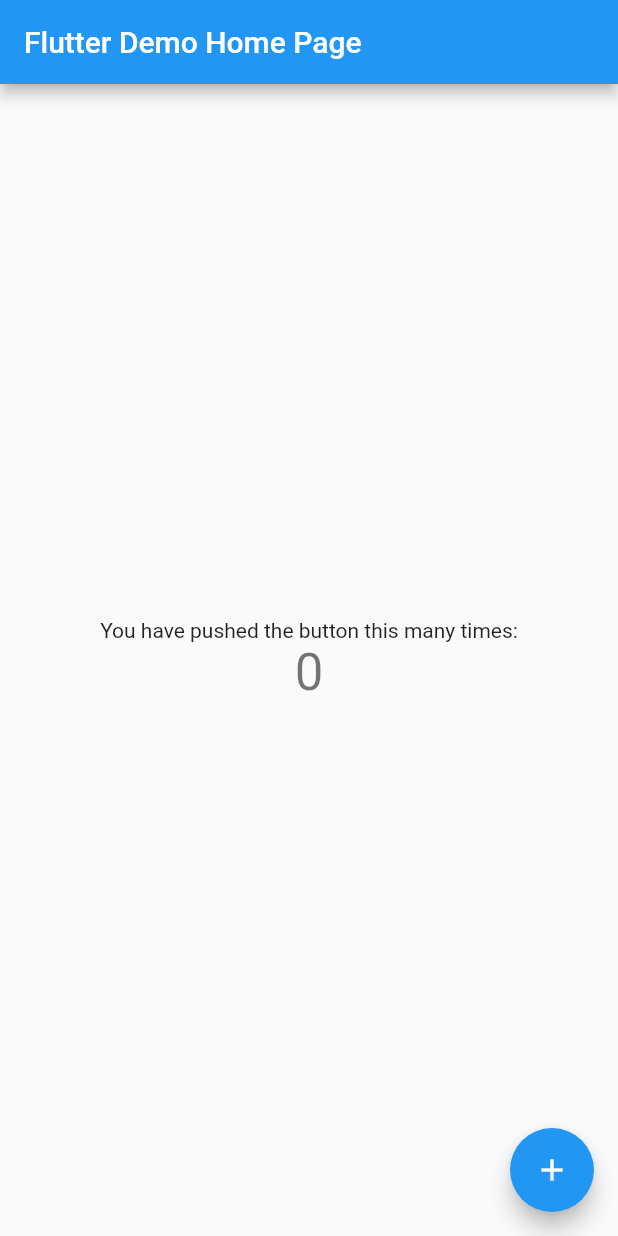
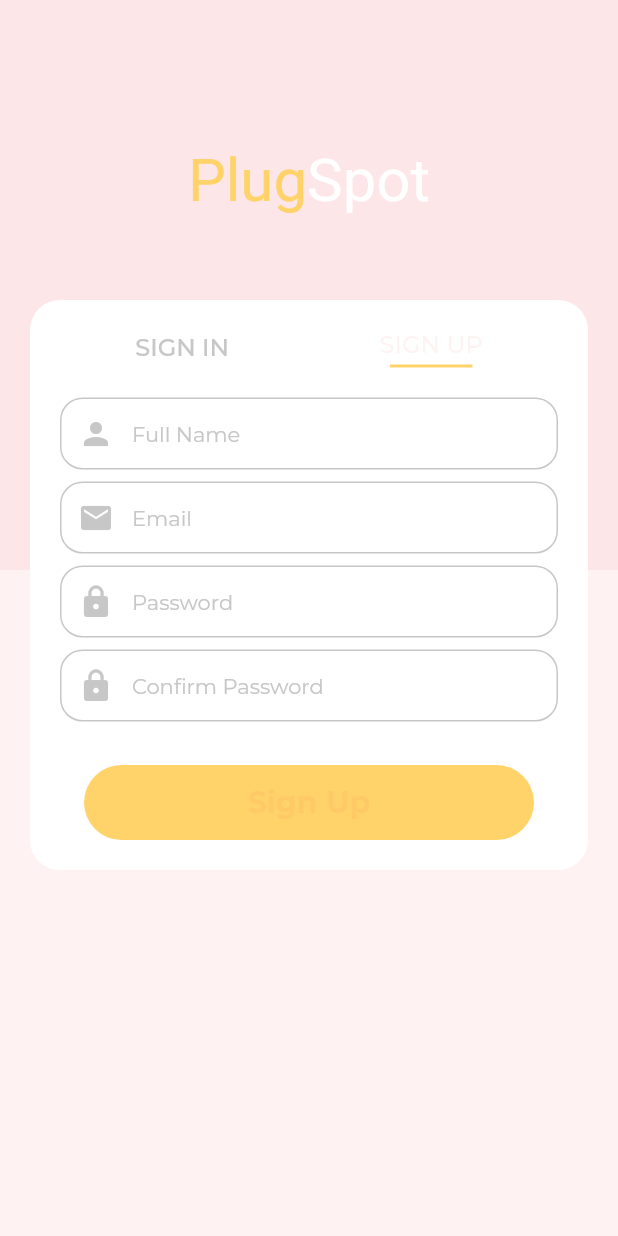
Before and after one commit to Navin-Jongyin/PlugSpot, a Flutter app: the screen it shows after launch, on a phone screen of 412 x 824 dp. Run offline on Flutter 3.47's test engine with Material 2 defaults, Android fonts, the phone set to English and light mode, and no system bars; our stand-ins replace animated_splash_screen, google_fonts; Roboto replaces fonts that are missing (Audiowide).

Commit message:
Create Launch Screen

```diff
--- a/lib/main.dart
+++ b/lib/main.dart
@@ -1,115 +1,32 @@
+import 'package:animated_splash_screen/animated_splash_screen.dart';
 import 'package:flutter/material.dart';
+import 'package:plugspot/config/palette.dart';
+import 'package:plugspot/screen/login_signup.dart';
 
 void main() {
   runApp(const MyApp());
 }
 
 class MyApp extends StatelessWidget {
-  const MyApp({super.key});
+  const MyApp({Key? key}) : super(key: key);
 
-  // This widget is the root of your application.
   @override
   Widget build(BuildContext context) {
     return MaterialApp(
-      title: 'Flutter Demo',
-      theme: ThemeData(
-        // This is the theme of your application.
-        //
-        // Try running your application with "flutter run". You'll see the
-        // application has a blue toolbar. Then, without quitting the app, try
-        // changing the primarySwatch below to Colors.green and then invoke
-        // "hot reload" (press "r" in the console where you ran "flutter run",
-        // or simply save your changes to "hot reload" in a Flutter IDE).
-        // Notice that the counter didn't reset back to zero; the application
-        // is not restarted.
-        primarySwatch: Colors.blue,
-      ),
-      home: const MyHomePage(title: 'Flutter Demo Home Page'),
-    );
+        debugShowCheckedModeBanner: false,
+        title: 'Flutter Demo',
+        theme: ThemeData(
+          primarySwatch: Colors.blue,
+        ),
+        home: AnimatedSplashScreen(
+          splash: Container(
+            child: Transform.scale(
+                scale: 1.5, child: Image.asset('images/PlugSpot_logonew.png')),
+          ),
+          duration: 3000,
+          nextScreen: LoginSignupScreen(),
+          splashTransition: SplashTransition.scaleTransition,
+          backgroundColor: Palette.backgroundColor,
+        ));
   }
 }
-
-class MyHomePage extends StatefulWidget {
-  const MyHomePage({super.key, required this.title});
-
-  // This widget is the home page of your application. It is stateful, meaning
-  // that it has a State object (defined below) that contains fields that affect
-  // how it looks.
-
-  // This class is the configuration for the state. It holds the values (in this
-  // case the title) provided by the parent (in this case the App widget) and
-  // used by the build method of the State. Fields in a Widget subclass are
-  // always marked "final".
-
-  final String title;
-
-  @override
-  State<MyHomePage> createState() => _MyHomePageState();
-}
-
-class _MyHomePageState extends State<MyHomePage> {
-  int _counter = 0;
-
-  void _incrementCounter() {
-    setState(() {
-      // This call to setState tells the Flutter framework that something has
-      // changed in this State, which causes it to rerun the build method below
-      // so that the display can reflect the updated values. If we changed
-      // _counter without calling setState(), then the build method would not be
-      // called again, and so nothing would appear to happen.
-      _counter++;
-    });
-  }
-
-  @override
-  Widget build(BuildContext context) {
-    // This method is rerun every time setState is called, for instance as done
-    // by the _incrementCounter method above.
-    //
-    // The Flutter framework has been optimized to make rerunning build methods
-    // fast, so that you can just rebuild anything that needs updating rather
-    // than having to individually change instances of widgets.
-    return Scaffold(
-      appBar: AppBar(
-        // Here we take the value from the MyHomePage object that was created by
-        // the App.build method, and use it to set our appbar title.
-        title: Text(widget.title),
-      ),
-      body: Center(
-        // Center is a layout widget. It takes a single child and positions it
-        // in the middle of the parent.
-        child: Column(
-          // Column is also a layout widget. It takes a list of children and
-          // arranges them vertically. By default, it sizes itself to fit its
-          // children horizontally, and tries to be as tall as its parent.
-          //
-          // Invoke "debug painting" (press "p" in the console, choose the
-          // "Toggle Debug Paint" action from the Flutter Inspector in Android
-          // Studio, or the "Toggle Debug Paint" command in Visual Studio Code)
-          // to see the wireframe for each widget.
-          //
-          // Column has various properties to control how it sizes itself and
-          // how it positions its children. Here we use mainAxisAlignment to
-          // center the children vertically; the main axis here is the vertical
-          // axis because Columns are vertical (the cross axis would be
-          // horizontal).
-          mainAxisAlignment: MainAxisAlignment.center,
-          children: <Widget>[
-            const Text(
-              'You have pushed the button this many times:',
-            ),
-            Text(
-              '$_counter',
-              style: Theme.of(context).textTheme.headlineMedium,
-            ),
-          ],
-        ),
-      ),
-      floatingActionButton: FloatingActionButton(
-        onPressed: _incrementCounter,
-        tooltip: 'Increment',
-        child: const Icon(Icons.add),
-      ), // This trailing comma makes auto-formatting nicer for build methods.
-    );
-  }
-}
--- /dev/null
+++ b/lib/screen/login_signup.dart
@@ -0,0 +1,278 @@
+import 'package:flutter/material.dart';
+import 'package:plugspot/config/palette.dart';
+import 'package:google_fonts/google_fonts.dart';
+
+class LoginSignupScreen extends StatefulWidget {
+  const LoginSignupScreen({Key? key}) : super(key: key);
+
+  @override
+  State<LoginSignupScreen> createState() => _LoginSignupScreenState();
+}
+
+class _LoginSignupScreenState extends State<LoginSignupScreen> {
+  bool isSignupScreen = true;
+  bool isRememberMe = false;
+
+  @override
+  Widget build(BuildContext context) {
+    return Scaffold(
+      backgroundColor: Palette.backgroundColor,
+      body: Stack(
+        children: [
+          Positioned(
+            top: 0,
+            right: 0,
+            left: 0,
+            child: Container(
+              padding: EdgeInsets.only(top: 97),
+              height: 380,
+              decoration: BoxDecoration(
+                color: Palette.backgroundColor,
+              ),
+              child: Column(
+                children: [
+                  RichText(
+                    text: TextSpan(
+                        text: "Plug",
+                        style: GoogleFonts.audiowide(
+                          fontSize: 40,
+                          color: Palette.yellowTheme,
+                        ),
+                        children: <TextSpan>[
+                          TextSpan(
+                              text: "Spot",
+                              style: GoogleFonts.audiowide(
+                                  fontSize: 40,
+                                  color: Palette.whiteBackgroundColor))
+                        ]),
+                  )
+                ],
+              ),
+            ),
+          ),
+          AnimatedPositioned(
+            duration: Duration(milliseconds: 300),
+            curve: Curves.easeIn,
+            top: 200,
+            child: AnimatedContainer(
+              duration: Duration(milliseconds: 300),
+              curve: Curves.easeIn,
+              padding: EdgeInsets.all(20),
+              height: isSignupScreen ? 380 : 300,
+              width: MediaQuery.of(context).size.width - 40,
+              margin: EdgeInsets.symmetric(horizontal: 20),
+              decoration: BoxDecoration(
+                color: Palette.whiteBackgroundColor,
+                borderRadius: BorderRadius.circular(20),
+              ),
+              child: SingleChildScrollView(
+                child: Column(
+                  children: [
+                    Row(
+                      mainAxisAlignment: MainAxisAlignment.spaceAround,
+                      children: [
+                        GestureDetector(
+                          onTap: () {
+                            setState(() {
+                              isSignupScreen = false;
+                            });
+                          },
+                          child: Column(
+                            children: [
+                              Text(
+                                "SIGN IN",
+                                style: GoogleFonts.montserrat(
+                                  fontSize: 16,
+                                  fontWeight: FontWeight.w500,
+                                  color: !isSignupScreen
+                                      ? Palette.backgroundColor
+                                      : Palette.greyColor,
+                                ),
+                              ),
+                              if (!isSignupScreen)
+                                Container(
+                                  margin: EdgeInsets.only(top: 3),
+                                  height: 2,
+                                  width: 55,
+                                  color: Palette.yellowTheme,
+                                )
+                            ],
+                          ),
+                        ),
+                        GestureDetector(
+                          onTap: () {
+                            setState(() {
+                              isSignupScreen = true;
+                            });
+                            isSignupScreen = true;
+                          },
+                          child: Column(
+                            children: [
+                              Text(
+                                "SIGN UP",
+                                style: GoogleFonts.montserrat(
+                                    fontSize: 16,
+                                    fontWeight: FontWeight.w500,
+                                    color: isSignupScreen
+                                        ? Palette.backgroundColor
+                                        : Palette.greyColor),
+                              ),
+                              if (isSignupScreen)
+                                Container(
+                                  margin: EdgeInsets.only(top: 3),
+                                  height: 2,
+                                  width: 55,
+                                  color: Palette.yellowTheme,
+                                )
+                            ],
+                          ),
+                        )
+                      ],
+                    ),
+                    if (isSignupScreen) buildSignupSection(),
+                    if (!isSignupScreen) buildSigninSection()
+                  ],
+                ),
+              ),
+            ),
+          ),
+          AnimatedPositioned(
+            duration: Duration(milliseconds: 300),
+            curve: Curves.easeIn,
+            top: isSignupScreen ? 510 : 430,
+            right: 0,
+            left: 0,
+            child: Center(
+              child: Container(
+                height: 50,
+                width: 300,
+                decoration: BoxDecoration(
+                  color: Palette.yellowTheme,
+                  borderRadius: BorderRadius.circular(30),
+                ),
+                child: Center(
+                  child: RichText(
+                    text: TextSpan(
+                        text: isSignupScreen ? 'Sign Up' : "Sign In",
+                        style: GoogleFonts.montserrat(
+                          color: Palette.backgroundColor,
+                          fontSize: 20,
+                          fontWeight: FontWeight.bold,
+                        )),
+                  ),
+                ),
+              ),
+            ),
+          ),
+        ],
+      ),
+    );
+  }
+
+  Container buildSigninSection() {
+    return Container(
+      margin: EdgeInsets.only(top: 20),
+      child: Column(
+        children: [
+          buildTextField(Icons.mail, "Email", false, true),
+          buildTextField(Icons.lock, "Password", true, false),
+          Row(
+            mainAxisAlignment: MainAxisAlignment.spaceBetween,
+            children: [
+              Row(
+                children: [
+                  Checkbox(
+                    value: isRememberMe,
+                    activeColor: Palette.backgroundColor,
+                    onChanged: (value) {
+                      setState(() {
+                        isRememberMe = !isRememberMe;
+                      });
+                    },
+                  ),
+                  Text(
+                    "Remember Me",
+                    style: GoogleFonts.montserrat(
+                      fontSize: 12,
+                      color: Palette.backgroundColor,
+                    ),
+                  ),
+                ],
+              ),
+              TextButton(
+                onPressed: () {},
+                child: Text(
+                  "Forget Password?",
+                  style:
+                      GoogleFonts.montserrat(color: Colors.red, fontSize: 12),
+                ),
+              )
+            ],
+          ),
+        ],
+      ),
+    );
+  }
+
+  Container buildSignupSection() {
+    return Container(
+      margin: EdgeInsets.only(top: 20),
+      child: Column(
+        children: [
+          buildTextField(
+            Icons.person,
+            "Full Name",
+            false,
+            false,
+          ),
+          buildTextField(
+            Icons.mail,
+            "Email",
+            false,
+            true,
+          ),
+          buildTextField(
+            Icons.lock,
+            "Password",
+            true,
+            false,
+          ),
+          buildTextField(
+            Icons.lock,
+            "Confirm Password",
+            true,
+            false,
+          ),
+        ],
+      ),
+    );
+  }
+
+  Widget buildTextField(
+      IconData icon, String hintText, bool isPassword, bool isEmail) {
+    return Padding(
+      padding: const EdgeInsets.only(bottom: 8.0),
+      child: TextField(
+        obscureText: isPassword,
+        keyboardType: isEmail ? TextInputType.emailAddress : TextInputType.text,
+        decoration: InputDecoration(
+            prefixIcon: Icon(
+              icon,
+              color: Palette.greyColor,
+            ),
+            enabledBorder: OutlineInputBorder(
+                borderSide: BorderSide(color: Palette.greyColor),
+                borderRadius: BorderRadius.circular(15)),
+            focusedBorder: OutlineInputBorder(
+                borderSide: BorderSide(color: Palette.greyColor),
+                borderRadius: BorderRadius.circular(15)),
+            contentPadding: EdgeInsets.all(10),
+            hintText: hintText,
+            hintStyle: GoogleFonts.montserrat(
+              color: Palette.greyColor,
+              fontSize: 14,
+            )),
+      ),
+    );
+  }
+}
```
Also changed, not shown: pubspec.yaml (+6 -67 lines), pubspec.lock, 1 other file.
